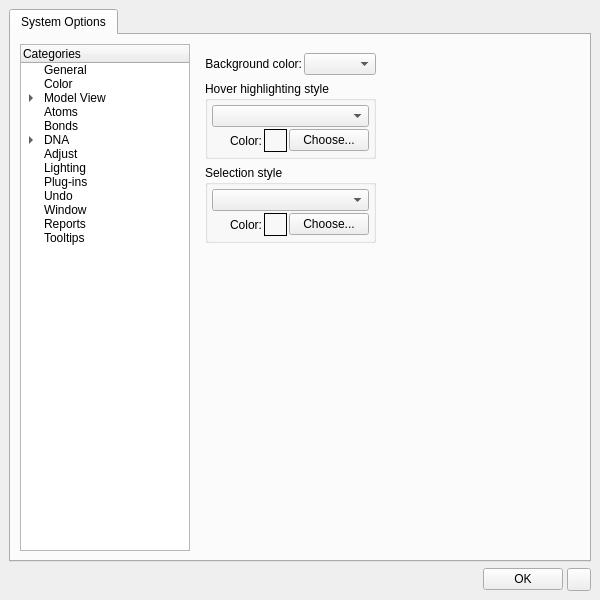
Before: the Qt Designer form cad/src/ne1_ui/prefs/PreferencesDialog.ui in kanzure/nanoengineer, drawn with Qt 5.
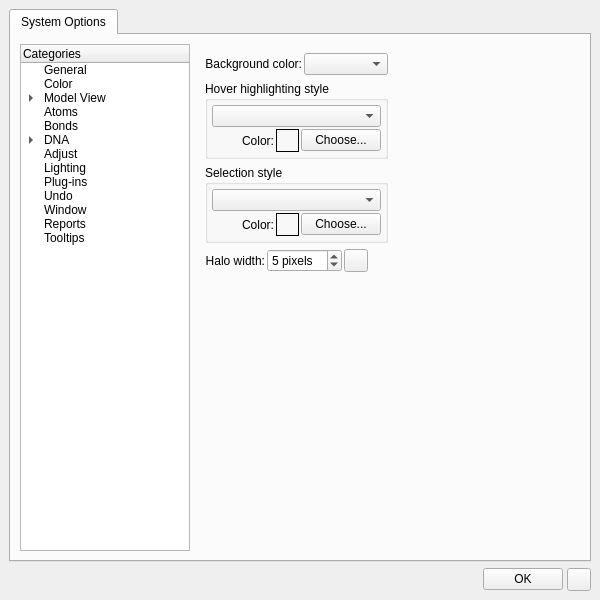
After: the same form once the commit is applied. The open tabs and pages were chosen to show the change. Icons and pictures are not drawn.

Commit message: Added "Halo width" preference on the "Color" page.

```diff
--- a/cad/src/ne1_ui/prefs/PreferencesDialog.ui
+++ b/cad/src/ne1_ui/prefs/PreferencesDialog.ui
@@ -200,6 +200,19 @@
            <property name="spacing" >
             <number>6</number>
            </property>
+           <item row="0" column="1" >
+            <spacer>
+             <property name="orientation" >
+              <enum>Qt::Horizontal</enum>
+             </property>
+             <property name="sizeHint" >
+              <size>
+               <width>40</width>
+               <height>20</height>
+              </size>
+             </property>
+            </spacer>
+           </item>
            <item row="0" column="0" >
             <layout class="QVBoxLayout" >
              <property name="margin" >
@@ -371,6 +384,68 @@
                </layout>
               </widget>
              </item>
+             <item>
+              <layout class="QHBoxLayout" >
+               <property name="margin" >
+                <number>0</number>
+               </property>
+               <property name="spacing" >
+                <number>2</number>
+               </property>
+               <item>
+                <widget class="QLabel" name="label_25" >
+                 <property name="text" >
+                  <string>Halo width:</string>
+                 </property>
+                 <property name="alignment" >
+                  <set>Qt::AlignRight|Qt::AlignTrailing|Qt::AlignVCenter</set>
+                 </property>
+                </widget>
+               </item>
+               <item>
+                <widget class="QSpinBox" name="haloWidthSpinBox" >
+                 <property name="suffix" >
+                  <string> pixels</string>
+                 </property>
+                 <property name="maximum" >
+                  <number>10</number>
+                 </property>
+                 <property name="minimum" >
+                  <number>1</number>
+                 </property>
+                 <property name="value" >
+                  <number>5</number>
+                 </property>
+                </widget>
+               </item>
+               <item>
+                <widget class="QToolButton" name="haloWidthResetButton" >
+                 <property name="toolTip" >
+                  <string>Restore default value</string>
+                 </property>
+                 <property name="text" >
+                  <string/>
+                 </property>
+                 <property name="icon" >
+                  <iconset>../../../../../:icons/UserPrefsDialog_image0</iconset>
+                 </property>
+                </widget>
+               </item>
+               <item>
+                <spacer>
+                 <property name="orientation" >
+                  <enum>Qt::Horizontal</enum>
+                 </property>
+                 <property name="sizeHint" >
+                  <size>
+                   <width>20</width>
+                   <height>20</height>
+                  </size>
+                 </property>
+                </spacer>
+               </item>
+              </layout>
+             </item>
              <item>
               <spacer>
                <property name="orientation" >
@@ -386,19 +461,6 @@
              </item>
             </layout>
            </item>
-           <item row="1" column="1" >
-            <spacer>
-             <property name="orientation" >
-              <enum>Qt::Horizontal</enum>
-             </property>
-             <property name="sizeHint" >
-              <size>
-               <width>40</width>
-               <height>20</height>
-              </size>
-             </property>
-            </spacer>
-           </item>
           </layout>
          </widget>
          <widget class="QWidget" name="ModelView" >
```
Left out of the diff: 2 changed lines with no effect on the pictures. The commit also changes 3 other files.
